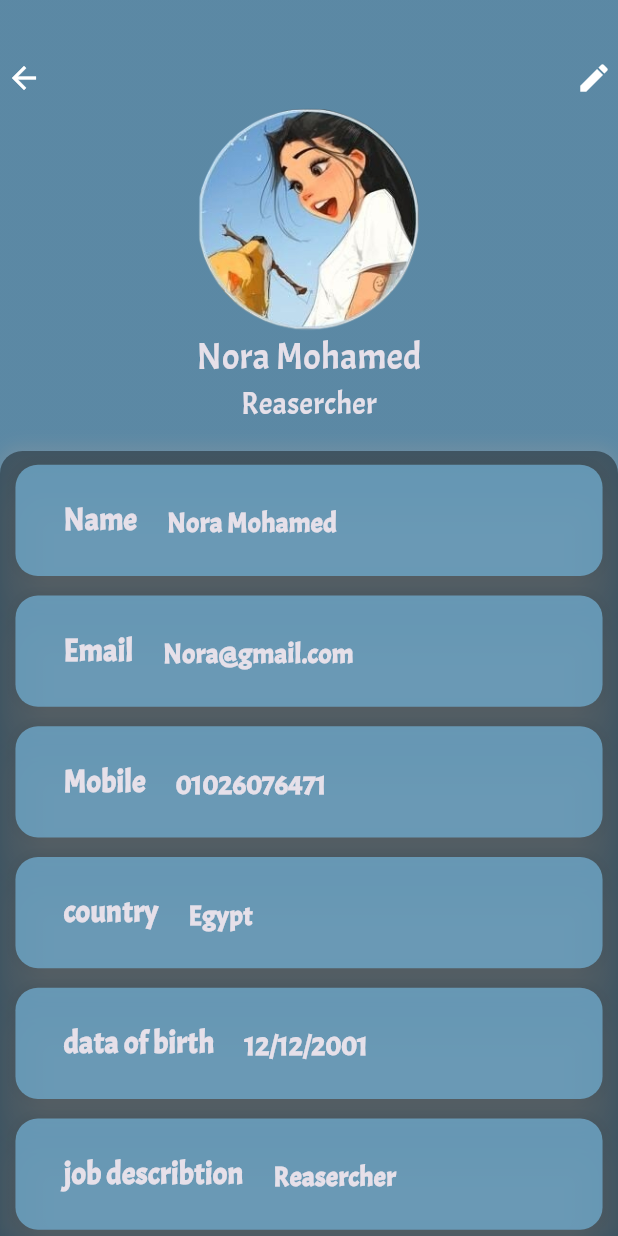
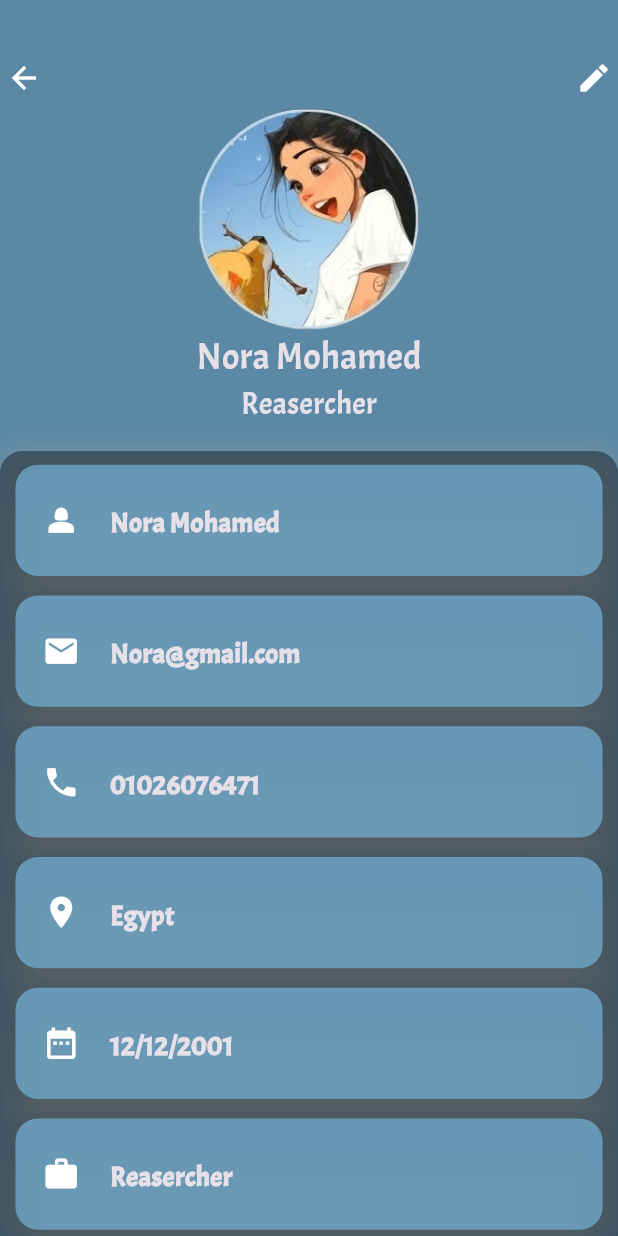
Before and after one commit to Nora-2/tox, a Flutter app: the SettingScreen screen opened by its route, after a tap on the "edit" icon, on a phone screen of 412 x 824 dp. Run offline on Flutter 3.47's test engine with Material 3 defaults, Android fonts, the phone set to English and light mode, and no system bars; our stand-ins replace animated_splash_screen, bloc, chat_bubbles, file_picker, firebase_auth, flutter_bloc and 7 more; missing offline and left inert: circular; accounts and stored records are empty.

Commit message:
edit setting and forgetpass

```diff
--- a/lib/Features/Authantication/changepass/view/forgetpass.dart
+++ b/lib/Features/Authantication/changepass/view/forgetpass.dart
@@ -9,15 +9,21 @@
 import 'package:flutter/material.dart';
 import 'package:Toxicon/Features/Authantication/signin/widgets/customformfield.dart';
 final FormKey = GlobalKey<FormState>();
-class ForgetPassword extends StatelessWidget {
+class ForgetPassword extends StatefulWidget {
   const ForgetPassword({super.key});
 static String id = 'ForgetPassword';
+
+  @override
+  State<ForgetPassword> createState() => _ForgetPasswordState();
+}
+ TextEditingController email = TextEditingController();
+class _ForgetPasswordState extends State<ForgetPassword> {
   @override
   Widget build(BuildContext context) {
     final Brightness brightnessValue =
         MediaQuery.of(context).platformBrightness;
     bool isDark = brightnessValue == Brightness.dark;
-    TextEditingController email = TextEditingController();
+
     final size = MediaQuery.of(context).size;
 
 
@@ -25,6 +31,8 @@
       body: Padding(
         padding: const EdgeInsets.all(12.0),
         child: SingleChildScrollView(
+          child: Form(
+              key: FormKey,
             child: Column(
               mainAxisAlignment: MainAxisAlignment.center,
               crossAxisAlignment: CrossAxisAlignment.start,
@@ -57,9 +65,7 @@
                 SizedBox(
                   height: size.height * .015,
                 ),
-              Form(
-                key: FormKey,
-                child: CustomFormField(
+                CustomFormField(
                     ispass: false,
                     hint: 'Enter your Email',
                     preicon: const Icon(
@@ -76,7 +82,6 @@
                       return null;
                     },
                     controller: email),
-              ),
                 SizedBox(
                   height: size.height * .06,
                 ),
@@ -98,6 +103,7 @@
             ),
           ),
         ),
+      ),
     );
   }
 }
--- a/lib/Features/Authantication/changepass/view/otp.dart
+++ b/lib/Features/Authantication/changepass/view/otp.dart
@@ -18,12 +18,13 @@
     return Scaffold(
       body: Padding(
         padding: const EdgeInsets.all(12.0),
+        child: SingleChildScrollView(
           child: Column(
             mainAxisAlignment: MainAxisAlignment.center,
             crossAxisAlignment: CrossAxisAlignment.start,
             children: [
               SizedBox(
-              height: size.height * .09,
+                height: size.height * .12,
               ),
               Center(
                   child: Image.asset(
@@ -101,6 +102,7 @@
             ],
           ),
         ),
+      ),
     );
   }
 }
--- a/lib/Features/settings/presentation/view/editprofile.dart
+++ b/lib/Features/settings/presentation/view/editprofile.dart
@@ -1,5 +1,4 @@
 // ignore_for_file: non_constant_identifier_names
-
 import 'dart:io';
 import 'package:Toxicon/Features/settings/presentation/widgets/custom%20textfield.dart';
 import 'package:Toxicon/core/Data/Models/user/user.dart';
--- a/lib/Features/settings/presentation/view/profile.dart
+++ b/lib/Features/settings/presentation/view/profile.dart
@@ -77,7 +77,8 @@
                   width: 150,
                   child: user2.image != null
                       ? CircleAvatar(
-                          radius: 100, backgroundImage: MemoryImage(user2.image!))
+                          radius: 100,
+                          backgroundImage: MemoryImage(user2.image!))
                       : CircleAvatar(
                           backgroundColor: Colors.transparent.withOpacity(0),
                           backgroundImage: AssetImage(
@@ -125,32 +126,32 @@
                 crossAxisAlignment: CrossAxisAlignment.center,
                 children: [
                   CustomProfileCard(
-                    titel: 'Name',
+                    icon: Icons.person_2,
                     size: size,
                     subtitel: user2.name,
                   ),
                   CustomProfileCard(
-                    titel: 'Email',
+                    icon: Icons.email,
                     size: size,
                     subtitel: user2.email,
                   ),
                   CustomProfileCard(
-                    titel: 'Mobile',
+                    icon: Icons.phone,
                     size: size,
                     subtitel: user2.phone!,
                   ),
                   CustomProfileCard(
-                    titel: 'country',
+                     icon: Icons.place,
                     size: size,
                     subtitel: user2.country!,
                   ),
                   CustomProfileCard(
-                    titel: 'data of birth',
+                     icon: Icons.date_range,
                     size: size,
                     subtitel: '12/12/2001',
                   ),
                   CustomProfileCard(
-                    titel: 'job describtion',
+                    icon: Icons.work_rounded,
                     size: size,
                     subtitel: user2.jop!,
                   ),
--- a/lib/Features/settings/presentation/view/setting.dart
+++ b/lib/Features/settings/presentation/view/setting.dart
@@ -127,12 +127,7 @@
                       icontralling: Icons.arrow_forward,
                     ),
                   ),
-                  CustomContainerCard(
-                    titel: 'language',
-                    icon: Icons.language,
-                    size: size,
-                    icontralling: Icons.arrow_forward,
-                  ),
+
                   GestureDetector(
                     onTap: () {
                       setState(() {
@@ -157,7 +152,7 @@
                       Navigator.of(context).push(createRouteabout());
                     },
                     child: CustomContainerCard(
-                      titel: 'About Us',
+                      titel: 'Information',
                       icon: Icons.info,
                       size: size,
                       icontralling: Icons.arrow_forward,
--- a/lib/Features/settings/presentation/widgets/customprofilecard.dart
+++ b/lib/Features/settings/presentation/widgets/customprofilecard.dart
@@ -6,11 +6,11 @@
 class CustomProfileCard extends StatefulWidget {
   CustomProfileCard({
     super.key,
-    required this.titel,
+    required this.icon,
     required this.size,
     required this.subtitel,
   });
-  final String titel;
+  final IconData icon;
   final Size size;
 
   final String subtitel;
@@ -45,15 +45,7 @@
                 crossAxisAlignment: CrossAxisAlignment.center,
                 children: [
                   Padding(
-                    padding: const EdgeInsets.only(left: 16),
-                    child: Text(
-                      widget.titel,
-                      style: const TextStyle(
-                          fontWeight: FontWeight.w600,
-                          fontFamily: 'acme',
-                          fontSize: 20),
-                    ),
-                  ),
+                      padding: const EdgeInsets.only(left: 2), child: Icon(widget.icon,size: 25,)),
                   Padding(
                     padding: const EdgeInsets.only(left: 20, top: 4),
                     child: Text(
```
Lines whose indentation alone changed are shown as unchanged.
